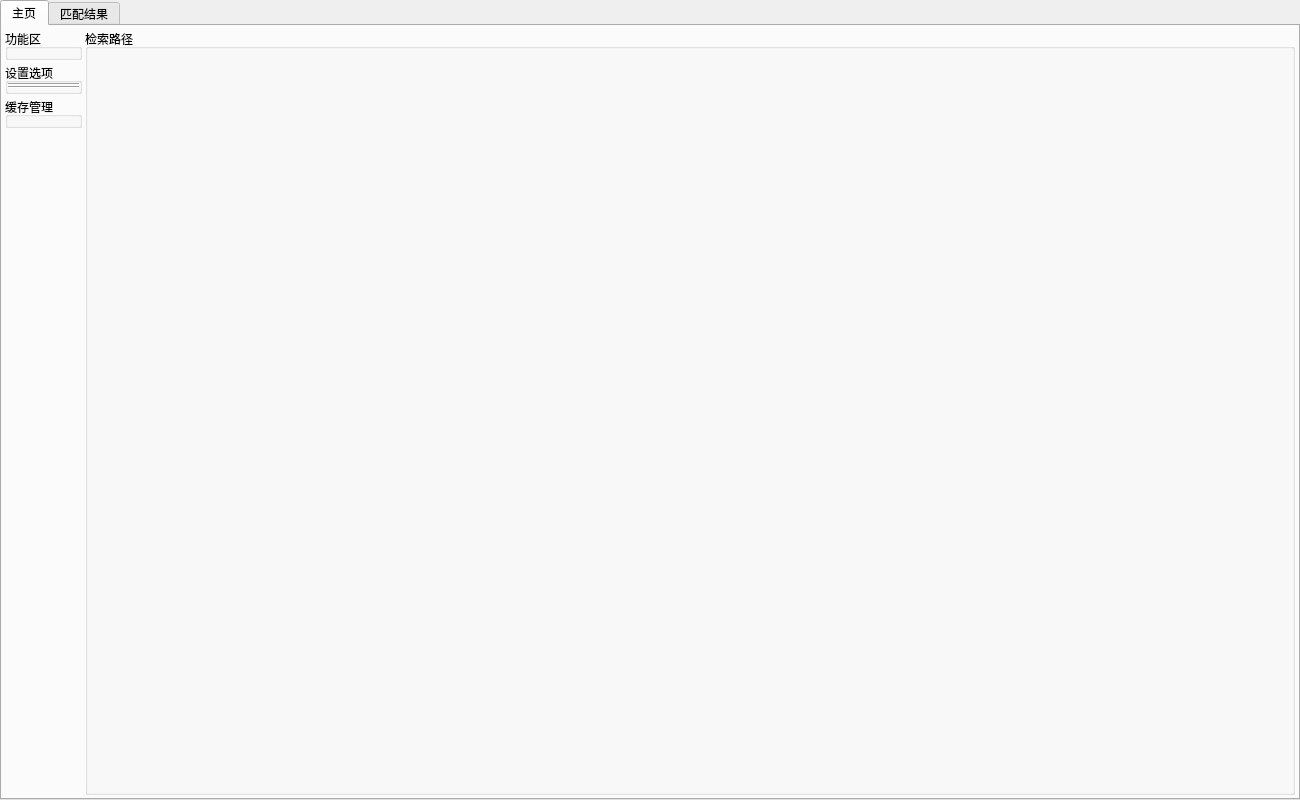
Before: the Qt Designer form components/window/res/window.ui in PPJUST/ComicDup, drawn with Qt 5.
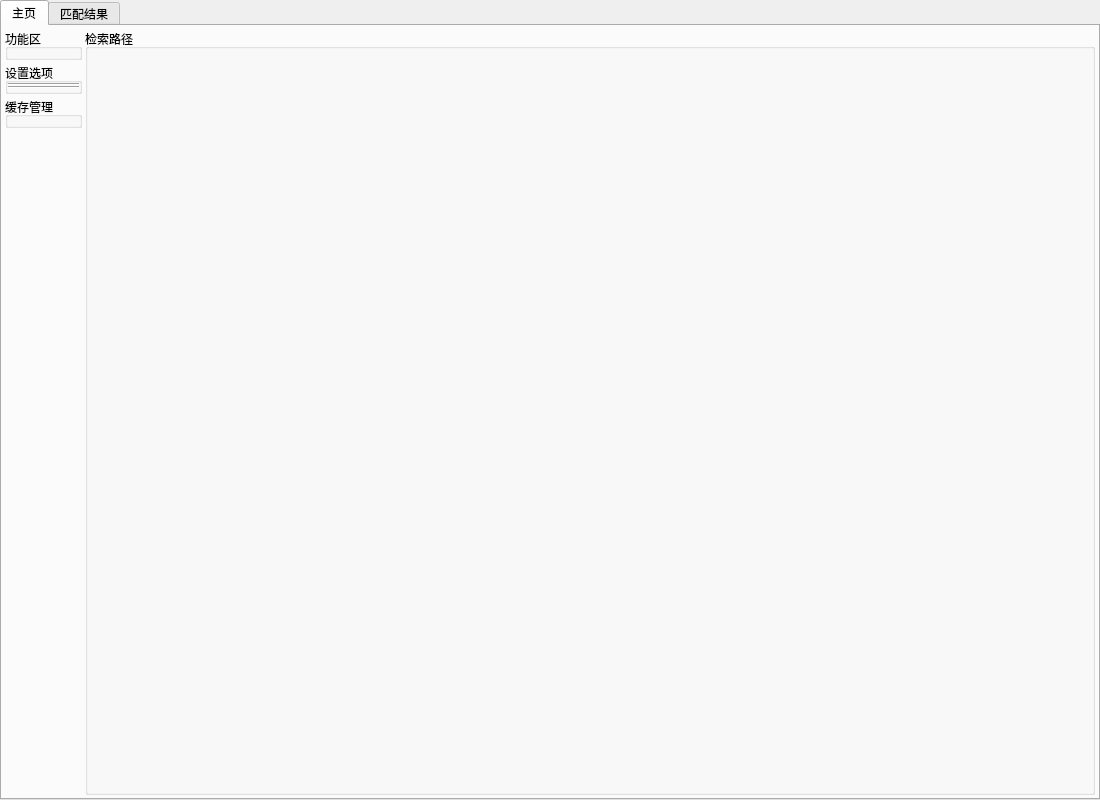
After: the same form once the commit is applied.

```diff
--- a/components/window/res/window.ui
+++ b/components/window/res/window.ui
@@ -6,7 +6,7 @@
    <rect>
     <x>0</x>
     <y>0</y>
-    <width>1300</width>
+    <width>1100</width>
     <height>800</height>
    </rect>
   </property>
```
